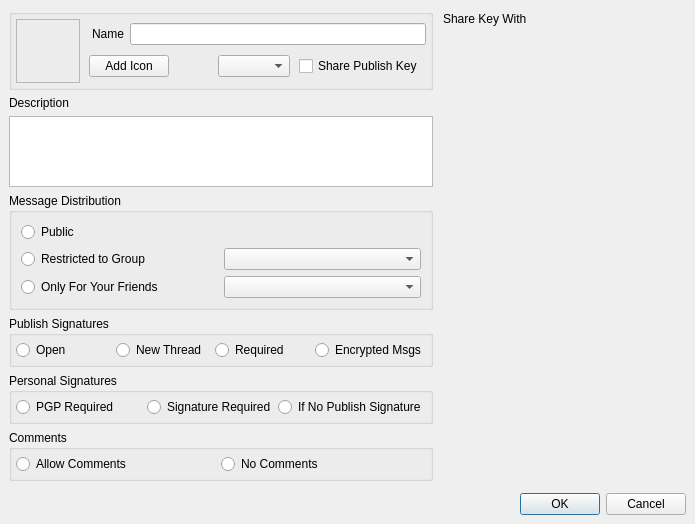
Before: the Qt Designer form retroshare-gui/src/gui/gxs/GxsGroupDialog.ui in RetroShare/RetroShare, drawn with Qt 5.
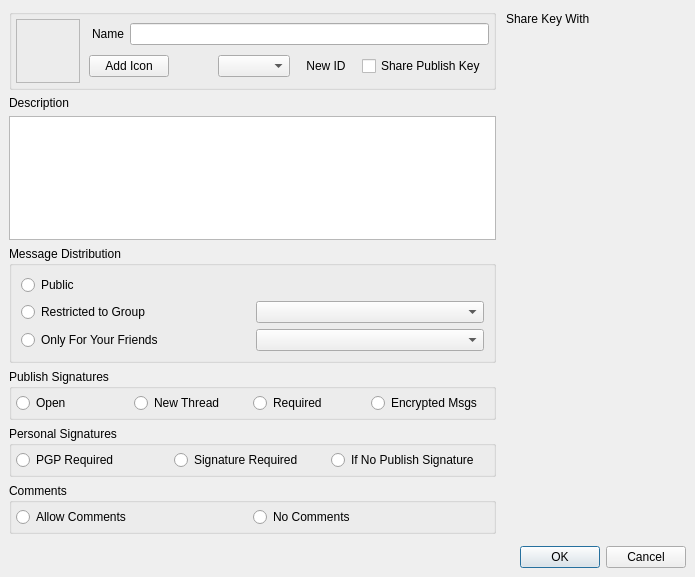
After: the same form once the commit is applied. Icons and pictures are not drawn. Custom widgets are drawn as their Qt base class.

The edit to the form file:
```diff
--- a/retroshare-gui/src/gui/gxs/GxsGroupDialog.ui
+++ b/retroshare-gui/src/gui/gxs/GxsGroupDialog.ui
@@ -7,7 +7,7 @@
     <x>0</x>
     <y>0</y>
     <width>695</width>
-    <height>524</height>
+    <height>577</height>
    </rect>
   </property>
   <property name="windowTitle">
@@ -166,6 +166,38 @@
              <item>
               <widget class="GxsIdChooser" name="idChooser"/>
              </item>
+             <item>
+           <widget class="QToolButton" name="toolButton_NewId">
+            <property name="sizePolicy">
+             <sizepolicy hsizetype="Minimum" vsizetype="Preferred">
+              <horstretch>0</horstretch>
+              <verstretch>0</verstretch>
+             </sizepolicy>
+            </property>
+            <property name="focusPolicy">
+             <enum>Qt::NoFocus</enum>
+            </property>
+            <property name="toolTip">
+             <string>Create new Identity</string>
+            </property>
+            <property name="text">
+             <string>New ID</string>
+            </property>
+            <property name="icon">
+             <iconset resource="../images.qrc">
+              <normaloff>:/images/identity/identity_create_32.png</normaloff>:/images/identity/identity_create_32.png</iconset>
+            </property>
+            <property name="iconSize">
+             <size>
+              <width>24</width>
+              <height>24</height>
+             </size>
+            </property>
+            <property name="autoRaise">
+             <bool>true</bool>
+            </property>
+           </widget>
+          </item>
              <item>
               <widget class="QCheckBox" name="pubKeyShare_cb">
                <property name="toolTip">
```
Left out of the diff: 77 changed lines with no effect on the pictures.
